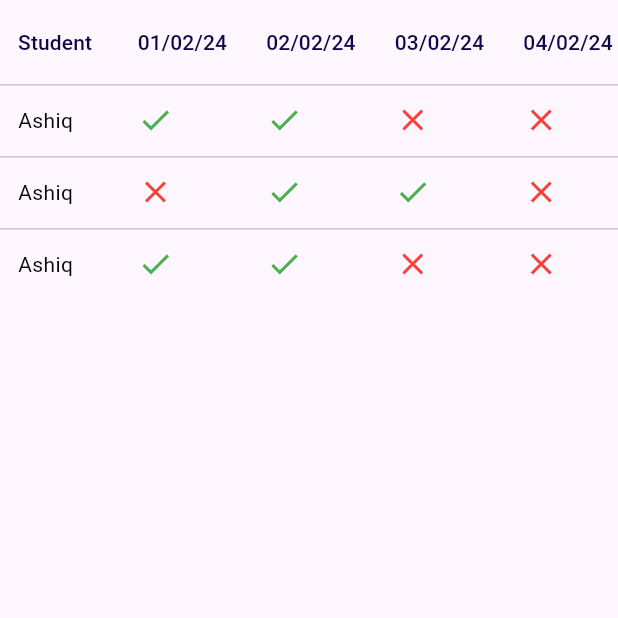
After one commit to ashiqmhdkn/collage_bus_map, a Flutter app: the Admin screen opened directly, after a tap on "Attendence", on a phone screen of 412 x 824 dp, the top half of it. The commit adds this screen. Run offline on Flutter 3.47's test engine with Material 3 defaults, Android fonts, the phone set to English and light mode, and no system bars; drawn by our look-alikes of data_table_2; our stand-ins replace cloud_firestore, firebase_auth, firebase_core, get, google_maps_flutter, image_picker and 2 more; accounts and stored records are empty.

Commit message:
table added2

```diff
--- a/lib/admin.dart
+++ b/lib/admin.dart
@@ -1,4 +1,5 @@
 // ignore_for_file: public_member_api_docs, sort_constructors_first
+import 'package:collage_bus_nufa/data_table.dart';
 import 'package:flutter/cupertino.dart';
 import 'package:flutter/material.dart';
 import 'package:get/get.dart';
@@ -58,10 +59,18 @@ class Admin extends StatelessWidget {
             GestureDetector(
                 child: itemDashboard(
                     background: Colors.purple,
-                    iconData: CupertinoIcons.mail,
+                    iconData: CupertinoIcons.restart,
                     title: 'Feedback'),
                 onTap: () {
                   Get.to(show_feedback());
+                }),
+            GestureDetector(
+                child: itemDashboard(
+                    background: Colors.yellow,
+                    iconData: CupertinoIcons.table,
+                    title: 'Attendence'),
+                onTap: () {
+                  Get.to(attendenceTable());
                 }),
           ],
         ),
--- /dev/null
+++ b/lib/data_table.dart
@@ -0,0 +1,119 @@
+import 'package:flutter/material.dart';
+import 'package:data_table_2/data_table_2.dart';
+
+class attendenceTable extends StatefulWidget {
+  const attendenceTable({super.key});
+
+  @override
+  State<attendenceTable> createState() => _attendenceTableState();
+}
+
+class _attendenceTableState extends State<attendenceTable> {
+  List dates = [
+    "Student",
+    "01/02/24",
+    "02/02/24",
+    "03/02/24",
+    "04/02/24",
+    "05/02/24",
+    "06/02/24"
+  ];
+  List<Map<String, bool>> student = [
+    {
+      "1": true,
+      "2": true,
+      "3": false,
+      "4": false,
+      "5": false,
+      "6": false,
+    },
+    {
+      "1": false,
+      "2": true,
+      "3": true,
+      "4": false,
+      "5": false,
+      "6": false,
+    },
+    {
+      "1": true,
+      "2": true,
+      "3": false,
+      "4": false,
+      "5": false,
+      "6": false,
+    }
+  ];
+  @override
+  Widget build(BuildContext context) {
+    return Scaffold(
+      body: SafeArea(
+        child: DataTable2(
+          columnSpacing: 12,
+          horizontalMargin: 12,
+          minWidth: 600,
+
+          //  DataTable(
+          //     columnSpacing: 20,
+          //     showBottomBorder: true,
+          //     border: TableBorder(
+          //       borderRadius: BorderRadius.circular(10),
+          //     ),
+          columns: dates
+              .map((e) => DataColumn(
+                      label: Text(
+                    e,
+                    style: TextStyle(color: Color.fromARGB(255, 15, 5, 73)),
+                  )))
+              .toList(),
+          rows:
+              // DataRow(
+              //     cells: student
+              //         .map((e) => DataCell(Text(
+              //               e,
+              //               style: TextStyle(
+              //                   color: const Color.fromARGB(255, 2, 2, 2)),
+              //             )))
+              //         .toList()),
+              student
+                  .map((e) => DataRow(cells: [
+                        DataCell(
+                          Text(
+                            "Ashiq",
+                            style: TextStyle(
+                                color: const Color.fromARGB(255, 2, 2, 2)),
+                          ),
+                        ),
+                        DataCell(present(psnt: e["1"]!)),
+                        DataCell(present(psnt: e["2"]!)),
+                        DataCell(present(psnt: e["3"]!)),
+                        DataCell(present(psnt: e["4"]!)),
+                        DataCell(present(psnt: e["5"]!)),
+                        DataCell(present(psnt: e["6"]!)),
+                      ]))
+                  .toList(),
+        ),
+      ),
+    );
+  }
+}
+
+class present extends StatelessWidget {
+  present({
+    required this.psnt,
+    super.key,
+  });
+  final bool psnt;
+  @override
+  Widget build(BuildContext context) {
+    return psnt
+        ? Icon(
+            Icons.check,
+            color: Colors.green,
+          )
+        : Icon(
+            Icons.close,
+            color: Colors.red,
+          );
+  }
+}
--- a/pubspec.yaml
+++ b/pubspec.yaml
@@ -20,6 +20,7 @@ dependencies:
   firebase_analytics: ^10.8.5
   location: ^5.0.3
   image_picker: ^1.0.7
+  data_table_2: ^2.5.11
 
 
 dev_dependencies:
```
Also changed, not shown: pubspec.lock.
